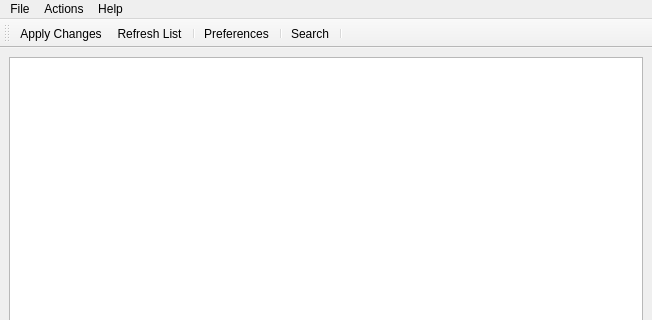
Before: the Qt Designer form designer/gui_pybombs.ui in NinjaComics/pybombs-qtgui, drawn with Qt 5; both pictures show x 0 to 652 and y 0 to 320 of the 652 by 464 pixel window.
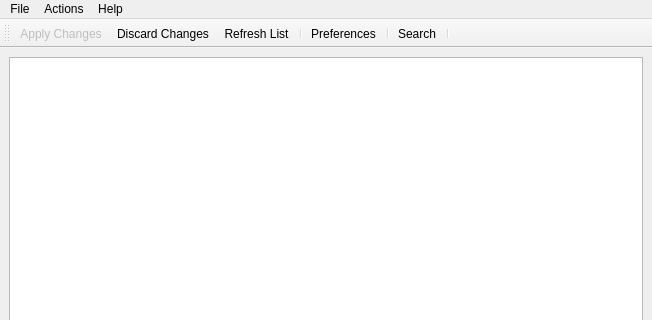
After: the same form once the commit is applied.

What changed in the file:
```diff
--- a/designer/gui_pybombs.ui
+++ b/designer/gui_pybombs.ui
@@ -88,6 +88,7 @@
     <bool>false</bool>
    </attribute>
    <addaction name="action_Apply"/>
+   <addaction name="action_Discard_Changes"/>
    <addaction name="action_Refresh"/>
    <addaction name="separator"/>
    <addaction name="action_Preferences"/>
@@ -106,6 +107,9 @@
    </property>
   </action>
   <action name="action_Apply">
+   <property name="enabled">
+    <bool>false</bool>
+   </property>
    <property name="text">
     <string>&amp;Apply Changes</string>
    </property>
@@ -158,6 +162,11 @@
     <string>&amp;About PyBOMBS</string>
    </property>
   </action>
+  <action name="action_Discard_Changes">
+   <property name="text">
+    <string>&amp;Discard Changes</string>
+   </property>
+  </action>
  </widget>
  <resources>
   <include location="../myicons.qrc"/>
```
Left out of the diff: 9 changed lines with no effect on the pictures.
